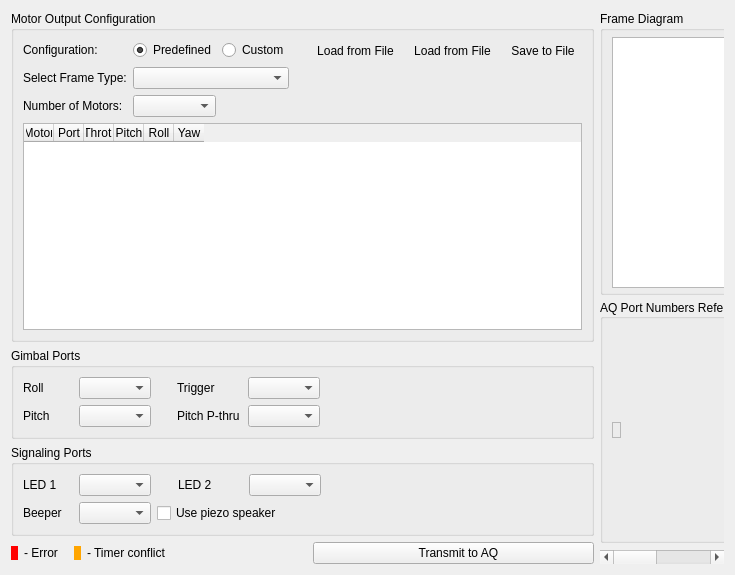
Qt form src/ui/aq_pwmPortsConfig.ui (mpaperno/qgroundcontrol_aq) before a commit.
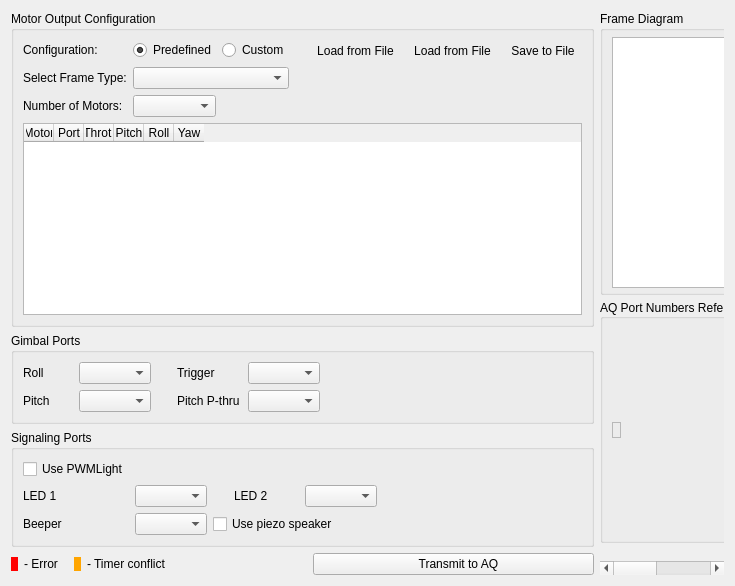
The same form after that commit. Icons and pictures are not drawn.

Commit message: add pwmLight as option

```diff
--- a/src/ui/aq_pwmPortsConfig.ui
+++ b/src/ui/aq_pwmPortsConfig.ui
@@ -603,7 +603,7 @@
       <string>Signaling Ports</string>
      </property>
      <layout class="QGridLayout" name="gridLayout_4">
-      <item row="1" column="2" colspan="3">
+      <item row="2" column="2" colspan="3">
        <widget class="QCheckBox" name="checkBox_useSpeaker">
         <property name="sizePolicy">
          <sizepolicy hsizetype="Fixed" vsizetype="Fixed">
@@ -619,7 +619,7 @@
         </property>
        </widget>
       </item>
-      <item row="0" column="1">
+      <item row="1" column="1">
        <widget class="QComboBox" name="SIG_LED_1_PRT">
         <property name="minimumSize">
          <size>
@@ -638,7 +638,7 @@
         </property>
        </widget>
       </item>
-      <item row="0" column="5">
+      <item row="1" column="5">
        <spacer name="horizontalSpacer_3">
         <property name="orientation">
          <enum>Qt::Horizontal</enum>
@@ -654,7 +654,7 @@
         </property>
        </spacer>
       </item>
-      <item row="1" column="0">
+      <item row="2" column="0">
        <widget class="QLabel" name="label_beeper">
         <property name="sizePolicy">
          <sizepolicy hsizetype="Preferred" vsizetype="Fixed">
@@ -676,7 +676,7 @@
         </property>
        </widget>
       </item>
-      <item row="0" column="3">
+      <item row="1" column="3">
        <widget class="QLabel" name="label_led_2">
         <property name="sizePolicy">
          <sizepolicy hsizetype="Preferred" vsizetype="Fixed">
@@ -701,7 +701,7 @@
         </property>
        </widget>
       </item>
-      <item row="1" column="1">
+      <item row="2" column="1">
        <widget class="QComboBox" name="SIG_BEEP_PRT">
         <property name="minimumSize">
          <size>
@@ -717,7 +717,7 @@
         </property>
        </widget>
       </item>
-      <item row="0" column="0">
+      <item row="1" column="0">
        <widget class="QLabel" name="label_led_1">
         <property name="sizePolicy">
          <sizepolicy hsizetype="Preferred" vsizetype="Fixed">
@@ -742,7 +742,7 @@
         </property>
        </widget>
       </item>
-      <item row="0" column="4">
+      <item row="1" column="4">
        <widget class="QComboBox" name="SIG_LED_2_PRT">
         <property name="minimumSize">
          <size>
@@ -761,7 +761,7 @@
         </property>
        </widget>
       </item>
-      <item row="0" column="2">
+      <item row="1" column="2">
        <spacer name="horizontalSpacer_5">
         <property name="orientation">
          <enum>Qt::Horizontal</enum>
@@ -777,6 +777,13 @@
         </property>
        </spacer>
       </item>
+      <item row="0" column="0">
+       <widget class="QCheckBox" name="checkBox_usePWMLight">
+        <property name="text">
+         <string>Use PWMLight</string>
+        </property>
+       </widget>
+      </item>
      </layout>
     </widget>
    </item>
@@ -925,7 +932,7 @@
        <rect>
         <x>0</x>
         <y>0</y>
-        <width>287</width>
+        <width>279</width>
         <height>557</height>
        </rect>
       </property>
```
The commit also changes 6 other files.
